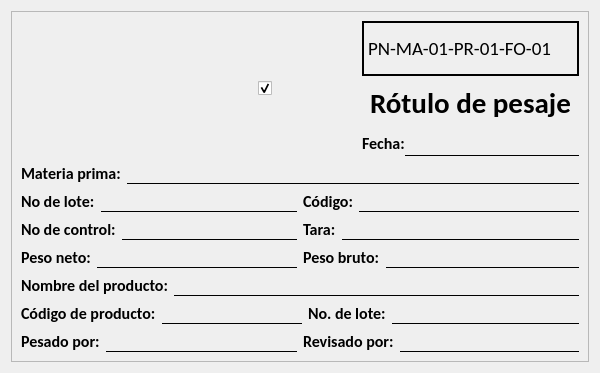
Before: the Qt Designer form src/gui/rotuloWidget.ui in Lolitor777/BysRot, drawn with Qt 5.
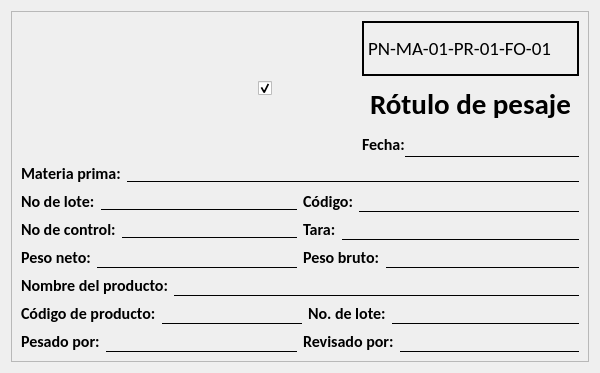
After: the same form once the commit is applied. Icons and pictures are not drawn.

What changed in the file:
```diff
--- a/src/gui/rotuloWidget.ui
+++ b/src/gui/rotuloWidget.ui
@@ -180,7 +180,7 @@
            <widget class="QLineEdit" name="inputMateriaPrima">
             <property name="font">
              <font>
-              <pointsize>12</pointsize>
+              <pointsize>10</pointsize>
              </font>
             </property>
             <property name="styleSheet">
@@ -216,7 +216,7 @@
              <widget class="QLineEdit" name="inputBatchMateriaPrima">
               <property name="font">
                <font>
-                <pointsize>12</pointsize>
+                <pointsize>10</pointsize>
                </font>
               </property>
               <property name="styleSheet">
@@ -288,7 +288,7 @@
              <widget class="QLineEdit" name="inputNumControl">
               <property name="font">
                <font>
-                <pointsize>12</pointsize>
+                <pointsize>10</pointsize>
                </font>
               </property>
               <property name="styleSheet">
```
